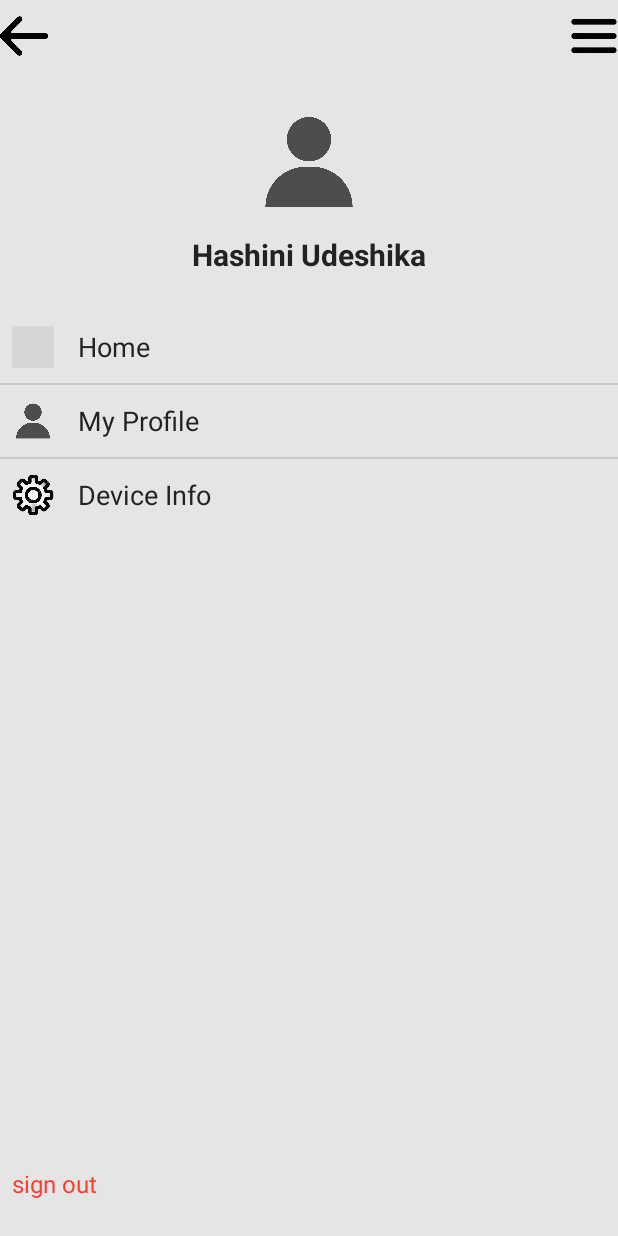
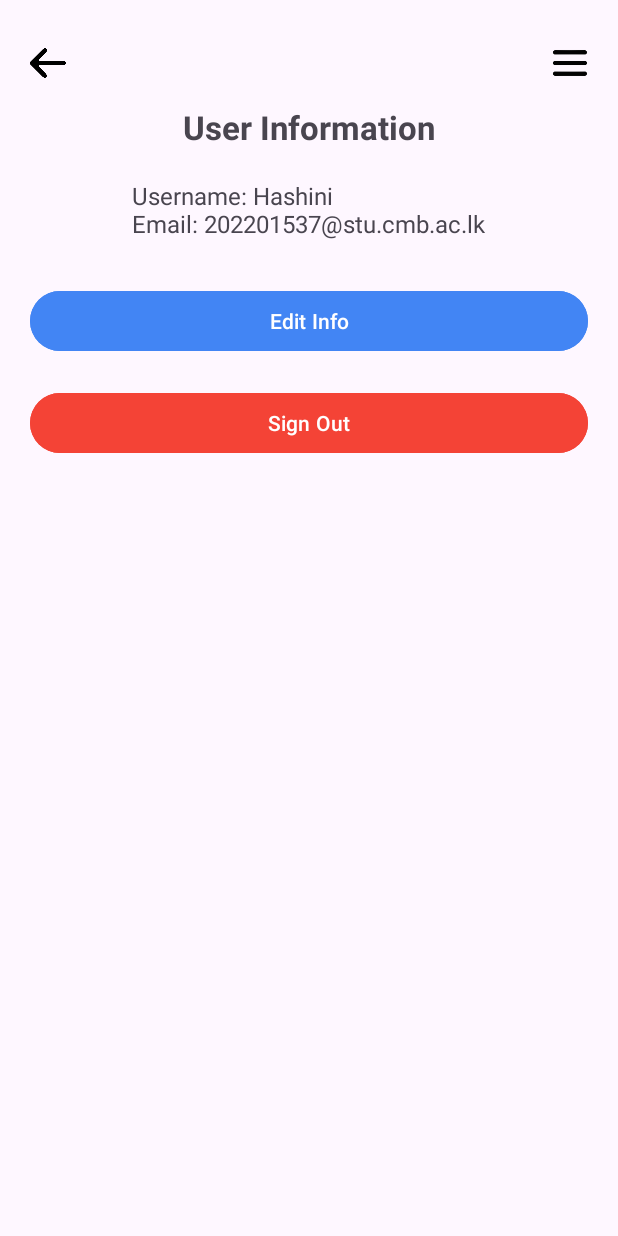
Before and after one commit to HashiniHettiarachchi/RushnewsApp, an Android app: the MoreinfoActivity screen opened directly, with no data from a screen before it, after a tap on "My Profile", on a phone screen of 412 x 824 dp. Run offline under Robolectric (Android 15) with nearby library versions, the phone set to English and light mode, and no system bars; grey boxes are pictures that could not be loaded.

Commit message:
Developed the user information

```diff
--- a/app/src/main/AndroidManifest.xml
+++ b/app/src/main/AndroidManifest.xml
@@ -12,6 +12,9 @@
         android:supportsRtl="true"
         android:theme="@style/Theme.RushnewsApp"
         tools:targetApi="31">
+        <activity
+            android:name=".UserInfoActivity"
+            android:exported="false" />
         <activity
             android:name=".DeviceInfoActivity"
             android:exported="false" />
--- a/app/src/main/java/com/example/rushnewsapp/MoreinfoActivity.java
+++ b/app/src/main/java/com/example/rushnewsapp/MoreinfoActivity.java
@@ -25,7 +25,7 @@ public class MoreinfoActivity extends AppCompatActivity {
         EdgeToEdge.enable(this);
         setContentView(R.layout.activity_moreinfo);
 
-        // Handle edge insets for immersive UI
+        // Handle edge insets
         ViewCompat.setOnApplyWindowInsetsListener(findViewById(R.id.main), (v, insets) -> {
             Insets systemBars = insets.getInsets(WindowInsetsCompat.Type.systemBars());
             v.setPadding(systemBars.left, systemBars.top, systemBars.right, systemBars.bottom);
@@ -40,33 +40,33 @@ public class MoreinfoActivity extends AppCompatActivity {
         deviceInfoLayout = findViewById(R.id.device_info_layout);
         signOut = findViewById(R.id.sign_out);
 
-        // Back button
+        // Go back
         arrowBack.setOnClickListener(v -> finish());
 
-        // Optional: handle more info icon
+        // Placeholder for more info icon
         moreInfoIcon.setOnClickListener(v ->
                 Toast.makeText(this, "More options coming soon", Toast.LENGTH_SHORT).show());
 
-        // Home
+        // Home layout clicked
         homeLayout.setOnClickListener(v ->
                 Toast.makeText(this, "Home clicked", Toast.LENGTH_SHORT).show());
-        // startActivity(new Intent(this, HomeActivity.class));
+        // You can enable navigation to HomeActivity here
 
-        // Profile
-        profileLayout.setOnClickListener(v ->
-                Toast.makeText(this, "My Profile clicked", Toast.LENGTH_SHORT).show());
-        // startActivity(new Intent(this, ProfileActivity.class));
+        // My Profile clicked → open UserInfoActivity
+        profileLayout.setOnClickListener(v -> {
+            Intent intent = new Intent(MoreinfoActivity.this, UserInfoActivity.class);
+            startActivity(intent);
+        });
 
-        // Device Info - navigate to DeviceInfoActivity
+        // Device Info clicked
         deviceInfoLayout.setOnClickListener(v -> {
             Intent intent = new Intent(MoreinfoActivity.this, DeviceInfoActivity.class);
             startActivity(intent);
         });
 
-
-        // Sign out
+        // Sign out logic
         signOut.setOnClickListener(v ->
                 Toast.makeText(this, "Signed out", Toast.LENGTH_SHORT).show());
-        // Implement sign-out logic here
+        // Add actual sign-out logic here (Firebase or SharedPreferences clear, etc.)
     }
 }
--- /dev/null
+++ b/app/src/main/java/com/example/rushnewsapp/UserInfoActivity.java
@@ -0,0 +1,68 @@
+package com.example.rushnewsapp;
+
+import android.os.Bundle;
+
+import androidx.activity.EdgeToEdge;
+import androidx.appcompat.app.AppCompatActivity;
+import androidx.core.graphics.Insets;
+import androidx.core.view.ViewCompat;
+import androidx.core.view.WindowInsetsCompat;
+
+import android.content.DialogInterface;
+import android.os.Bundle;
+import android.view.View;
+import android.widget.Button;
+import android.widget.ImageView;
+import android.widget.TextView;
+import android.widget.Toast;
+import androidx.appcompat.app.AlertDialog;
+
+public class UserInfoActivity extends AppCompatActivity {
+    private Button btnEditInfo, btnSignOut;
+    private ImageView backArrow, moreInfo;
+    private TextView userInfo;
+
+    @Override
+    protected void onCreate(Bundle savedInstanceState) {
+        super.onCreate(savedInstanceState);
+        EdgeToEdge.enable(this);
+        setContentView(R.layout.activity_user_info);
+
+
+        // Initialize views
+        backArrow = findViewById(R.id.back_arrow);
+        moreInfo = findViewById(R.id.more_info);
+        btnEditInfo = findViewById(R.id.btn_edit_info);
+        btnSignOut = findViewById(R.id.btn_sign_out);
+        userInfo = findViewById(R.id.user_info);
+
+        // Set listener for back button
+        backArrow.setOnClickListener(v -> finish());
+
+        // Optional: More Info
+        moreInfo.setOnClickListener(v ->
+                Toast.makeText(this, "More options coming soon...", Toast.LENGTH_SHORT).show()
+        );
+
+        // Edit Info (Placeholder)
+        btnEditInfo.setOnClickListener(v ->
+                Toast.makeText(this, "Edit Info clicked", Toast.LENGTH_SHORT).show()
+        );
+
+        // Sign out confirmation popup
+        btnSignOut.setOnClickListener(v -> showSignOutDialog());
+    }
+
+    private void showSignOutDialog() {
+        new AlertDialog.Builder(this)
+                .setTitle("Sign Out")
+                .setMessage("You are really want to sign out?")
+                .setPositiveButton("OK", (dialog, which) -> {
+                    // Sign out logic here (e.g., clear session, go to login)
+                    Toast.makeText(UserInfoActivity.this, "Signed out", Toast.LENGTH_SHORT).show();
+                    finish(); // Or redirect to login screen
+                })
+                .setNegativeButton("Cancel", null)
+                .show();
+    }
+}
--- /dev/null
+++ b/app/src/main/res/layout/activity_user_info.xml
@@ -0,0 +1,74 @@
+<?xml version="1.0" encoding="utf-8"?>
+<RelativeLayout xmlns:android="http://schemas.android.com/apk/res/android"
+    xmlns:tools="http://schemas.android.com/tools"
+    android:id="@+id/user_info_layout"
+    android:layout_width="match_parent"
+    android:layout_height="match_parent"
+    android:padding="20dp"
+    tools:context=".UserInfoActivity">
+
+    <!-- Back Arrow -->
+    <ImageView
+        android:id="@+id/back_arrow"
+        android:layout_width="24dp"
+        android:layout_height="24dp"
+        android:src="@drawable/arrow"
+        android:contentDescription="Back"
+        android:layout_alignParentStart="true"
+        android:layout_marginTop="10dp" />
+
+    <!-- More Info (Optional Menu) -->
+    <ImageView
+        android:id="@+id/more_info"
+        android:layout_width="24dp"
+        android:layout_height="24dp"
+        android:src="@drawable/menu"
+        android:layout_alignParentEnd="true"
+        android:layout_alignTop="@id/back_arrow"
+        android:contentDescription="More" />
+
+    <!-- User Info Text -->
+    <TextView
+        android:id="@+id/text_title"
+        android:layout_width="wrap_content"
+        android:layout_height="wrap_content"
+        android:text="User Information"
+        android:textSize="22sp"
+        android:textStyle="bold"
+        android:layout_centerHorizontal="true"
+        android:layout_marginTop="50dp" />
+
+    <!-- User Information Display -->
+    <TextView
+        android:id="@+id/user_info"
+        android:layout_width="wrap_content"
+        android:layout_height="wrap_content"
+        android:text="Username: Hashini\nEmail: 202201537@stu.cmb.ac.lk"
+        android:layout_below="@id/text_title"
+        android:layout_marginTop="20dp"
+        android:textSize="16sp"
+        android:layout_centerHorizontal="true" />
+
+    <!-- Edit Info Button -->
+    <Button
+        android:id="@+id/btn_edit_info"
+        android:layout_width="match_parent"
+        android:layout_height="wrap_content"
+        android:text="Edit Info"
+        android:layout_below="@id/user_info"
+        android:layout_marginTop="30dp"
+        android:backgroundTint="#4285F4"
+        android:textColor="#FFFFFF" />
+
+    <!-- Sign Out Button -->
+    <Button
+        android:id="@+id/btn_sign_out"
+        android:layout_width="match_parent"
+        android:layout_height="wrap_content"
+        android:text="Sign Out"
+        android:layout_below="@id/btn_edit_info"
+        android:layout_marginTop="20dp"
+        android:backgroundTint="#F44336"
+        android:textColor="#FFFFFF" />
+
+</RelativeLayout>
```
